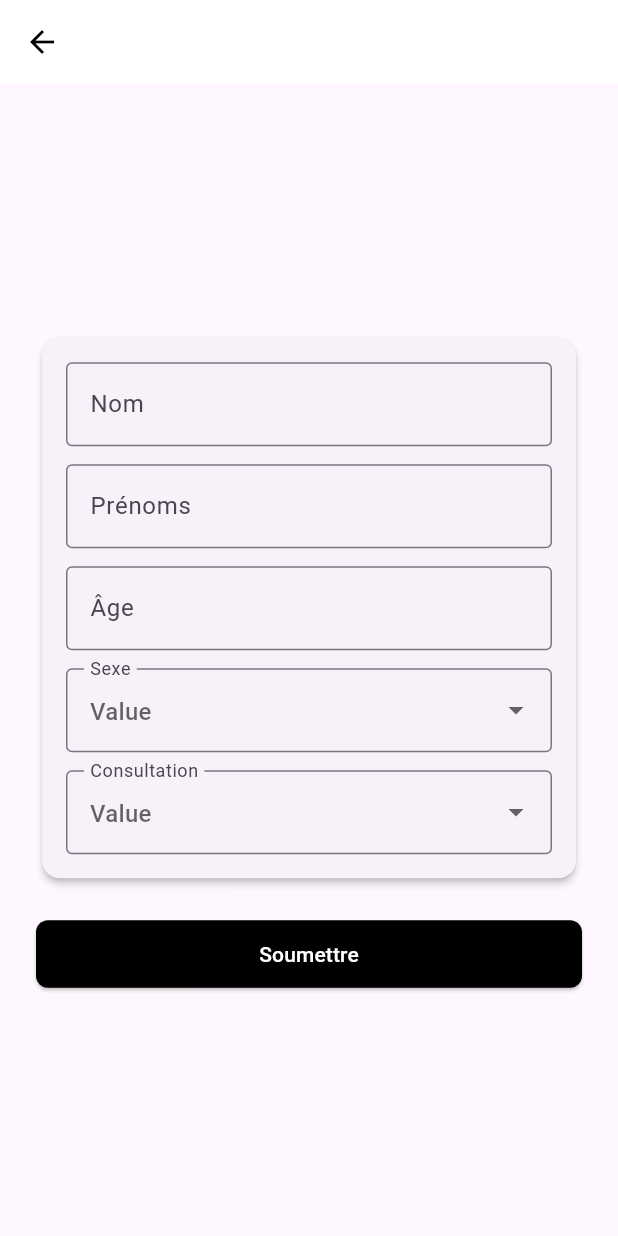
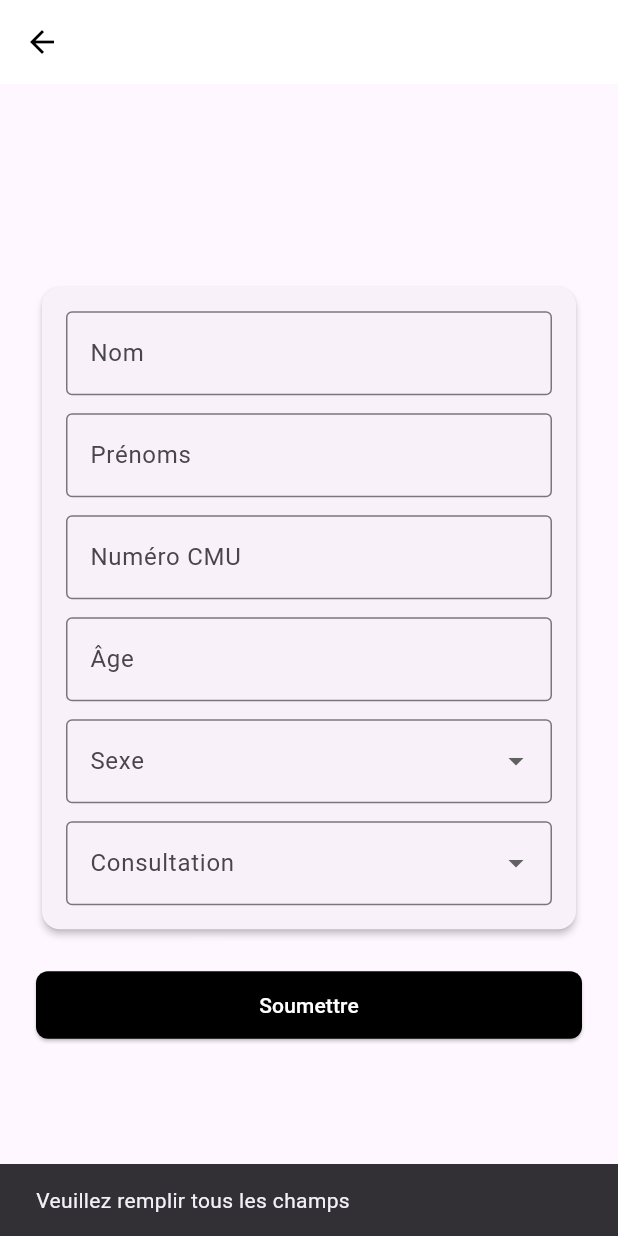
Before and after one commit to nelcie3002/sante, a Flutter app: the FormulairePage screen opened by its route, after a tap on "Soumettre", on a phone screen of 412 x 824 dp. Run offline on Flutter 3.47's test engine with Material 3 defaults, Android fonts, the phone set to English and light mode, and no system bars; our stand-ins replace cloud_firestore, firebase_auth, firebase_core; accounts and stored records are empty.

Commit message:
ajout de nouveaux fichiers

```diff
--- a/lib/main.dart
+++ b/lib/main.dart
@@ -9,6 +9,7 @@ import 'package:sante/screens/register_page.dart';
 import 'package:sante/screens/reset_password_page.dart';
 import 'package:flutter_localizations/flutter_localizations.dart';
 import 'package:sante/screens/change_password_page.dart';
+import 'package:sante/screens/consultations_page.dart';
 void main() async {
   WidgetsFlutterBinding.ensureInitialized();
   await Firebase.initializeApp(
@@ -36,6 +37,8 @@ class MyApp extends StatelessWidget {
         '/register': (context) => const RegisterPage(),
         '/reset_password': (context) => const ResetPasswordPage(),
         '/change_password': (context) => const ChangePasswordPage(),
+        '/consultations': (context) => const ConsultationsPage(),
+
 
       },
       supportedLocales: const [
--- a/lib/screens/form_page.dart
+++ b/lib/screens/form_page.dart
@@ -1,4 +1,6 @@
 import 'package:flutter/material.dart';
+import 'package:firebase_auth/firebase_auth.dart';
+import 'package:cloud_firestore/cloud_firestore.dart';
 
 class FormulairePage extends StatefulWidget {
   const FormulairePage({super.key});
@@ -11,6 +13,7 @@ class _FormulairePageState extends State<FormulairePage> {
   final TextEditingController _nomController = TextEditingController();
   final TextEditingController _prenomController = TextEditingController();
   final TextEditingController _ageController = TextEditingController();
+  final TextEditingController _cmuController = TextEditingController();
   final TextEditingController _autreConsultationController = TextEditingController();
 
   String? _sexe;
@@ -18,31 +21,10 @@ class _FormulairePageState extends State<FormulairePage> {
 
   final List<String> sexes = ['Homme', 'Femme', 'Autre'];
   final List<String> consultations = [
-    'NÉGATIF',
-    'POSITIF',
-    'PALUDISME SIMPLE',
-    'TOUX',
-    'RHUME',
-    'ANGINE',
-    'ORL',
-    'DIARRHÉE',
-    'VARICELLE',
-    'DERMATOSE',
-    'ANÉMIE',
-    'ASTHME',
-    'ACCIDENT DE LA VOIE PUBLIQUE',
-    'BRULURE',
-    'AVC',
-    'LOMBALGIE',
-    'HTA',
-    'TRAUMATISME',
-    'MORSURE DE SERPENT/SCORPION',
-    'SYNDROME INFECTIEUX',
-    'IST',
-    'ULCÈRE',
-    'REFERE',
-    'MEO',
-    'AUTRES MALADIES',
+    'NÉGATIF', 'POSITIF', 'PALUDISME SIMPLE', 'TOUX', 'RHUME', 'ANGINE', 'ORL',
+    'DIARRHÉE', 'VARICELLE', 'DERMATOSE', 'ANÉMIE', 'ASTHME', 'ACCIDENT DE LA VOIE PUBLIQUE',
+    'BRULURE', 'AVC', 'LOMBALGIE', 'HTA', 'TRAUMATISME', 'MORSURE DE SERPENT/SCORPION',
+    'SYNDROME INFECTIEUX', 'IST', 'ULCÈRE', 'REFERE', 'MEO', 'AUTRES MALADIES',
   ];
 
   @override
@@ -60,9 +42,7 @@ class _FormulairePageState extends State<FormulairePage> {
             child: Column(
               children: [
                 Card(
-                  shape: RoundedRectangleBorder(
-                    borderRadius: BorderRadius.circular(12),
-                  ),
+                  shape: RoundedRectangleBorder(borderRadius: BorderRadius.circular(12)),
                   elevation: 2,
                   child: Padding(
                     padding: const EdgeInsets.all(16.0),
@@ -72,32 +52,22 @@ class _FormulairePageState extends State<FormulairePage> {
                         const SizedBox(height: 12),
                         _buildTextField(_prenomController, 'Prénoms'),
                         const SizedBox(height: 12),
-                        _buildTextField(
-                          _ageController,
-                          'Âge',
-                          keyboardType: TextInputType.number,
-                        ),
+                        _buildTextField(_cmuController, 'Numéro CMU'),
+                        const SizedBox(height: 12),
+                        _buildTextField(_ageController, 'Âge', keyboardType: TextInputType.number),
                         const SizedBox(height: 12),
                         _buildDropdownField(
                           label: 'Sexe',
                           value: _sexe,
                           items: sexes,
-                          onChanged: (value) {
-                            setState(() {
-                              _sexe = value;
-                            });
-                          },
+                          onChanged: (value) => setState(() => _sexe = value),
                         ),
                         const SizedBox(height: 12),
                         _buildDropdownField(
                           label: 'Consultation',
                           value: _consultation,
                           items: consultations,
-                          onChanged: (value) {
-                            setState(() {
-                              _consultation = value;
-                            });
-                          },
+                          onChanged: (value) => setState(() => _consultation = value),
                         ),
                         if (_consultation == 'AUTRES MALADIES') ...[
                           const SizedBox(height: 12),
@@ -121,32 +91,53 @@ class _FormulairePageState extends State<FormulairePage> {
                   child: ElevatedButton(
                     style: ElevatedButton.styleFrom(
                       backgroundColor: Colors.black,
-                      shape: RoundedRectangleBorder(
-                        borderRadius: BorderRadius.circular(8),
-                      ),
+                      shape: RoundedRectangleBorder(borderRadius: BorderRadius.circular(8)),
                     ),
-                    onPressed: () {
-                      final nom = _nomController.text;
-                      final prenom = _prenomController.text;
-                      final age = _ageController.text;
+                    onPressed: () async {
+                      final nom = _nomController.text.trim();
+                      final prenom = _prenomController.text.trim();
+                      final cmu = _cmuController.text.trim();
+                      final age = _ageController.text.trim();
                       final sexe = _sexe;
                       final consultationFinale = _consultation == 'AUTRES MALADIES'
-                          ? _autreConsultationController.text
+                          ? _autreConsultationController.text.trim()
                           : _consultation;
 
-                      // Ici tu peux traiter les données, les envoyer à un backend, ou les afficher :
-                      print('Nom : $nom');
-                      print('Prénom : $prenom');
-                      print('Âge : $age');
-                      print('Sexe : $sexe');
-                      print('Consultation : $consultationFinale');
+                      final uid = FirebaseAuth.instance.currentUser?.uid;
+
+                      if (uid != null &&
+                          nom.isNotEmpty &&
+                          prenom.isNotEmpty &&
+                          age.isNotEmpty &&
+                          cmu.isNotEmpty &&
+                          sexe != null &&
+                          consultationFinale != null &&
+                          consultationFinale!.isNotEmpty) {
+                        await FirebaseFirestore.instance.collection('consultations').add({
+                          'nom': nom,
+                          'prenom': prenom,
+                          'cmu': cmu,
+                          'age': age,
+                          'sexe': sexe,
+                          'consultation': consultationFinale,
+                          'date': DateTime.now().toIso8601String(),
+                          'createdBy': uid,
+                        });
+
+                        ScaffoldMessenger.of(context).showSnackBar(
+                          const SnackBar(content: Text('Consultation enregistrée avec succès')),
+                        );
+
+                        Navigator.pop(context); // Retour à la page d’accueil
+                      } else {
+                        ScaffoldMessenger.of(context).showSnackBar(
+                          const SnackBar(content: Text('Veuillez remplir tous les champs')),
+                        );
+                      }
                     },
-                    child: const Text(
-                      'Soumettre',
-                      style: TextStyle(color: Colors.white),
-                    ),
+                    child: const Text('Soumettre', style: TextStyle(color: Colors.white)),
                   ),
-                )
+                ),
               ],
             ),
           ),
@@ -162,7 +153,7 @@ class _FormulairePageState extends State<FormulairePage> {
       keyboardType: keyboardType,
       decoration: InputDecoration(
         labelText: label,
-        hintText: 'Value',
+        hintText: 'Valeur',
         border: const OutlineInputBorder(),
       ),
     );
@@ -178,12 +169,9 @@ class _FormulairePageState extends State<FormulairePage> {
       value: value,
       decoration: InputDecoration(
         labelText: label,
-        hintText: 'Value',
         border: const OutlineInputBorder(),
       ),
-      items: items
-          .map((e) => DropdownMenuItem(value: e, child: Text(e)))
-          .toList(),
+      items: items.map((e) => DropdownMenuItem(value: e, child: Text(e))).toList(),
       onChanged: onChanged,
     );
   }
```
Also changed, not shown: lib/screens/consultation.dart (deleted, +0 -171 lines), lib/screens/consultations_page.dart (added, +63 -0 lines), lib/screens/home.dart (+130 -55 lines).
